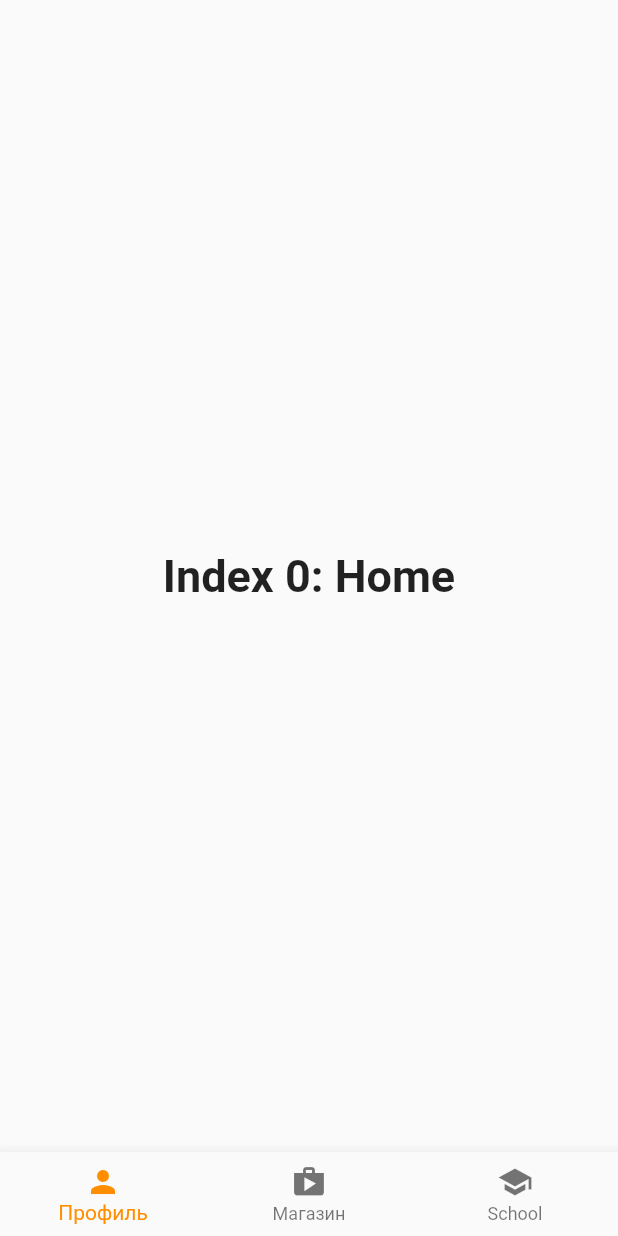
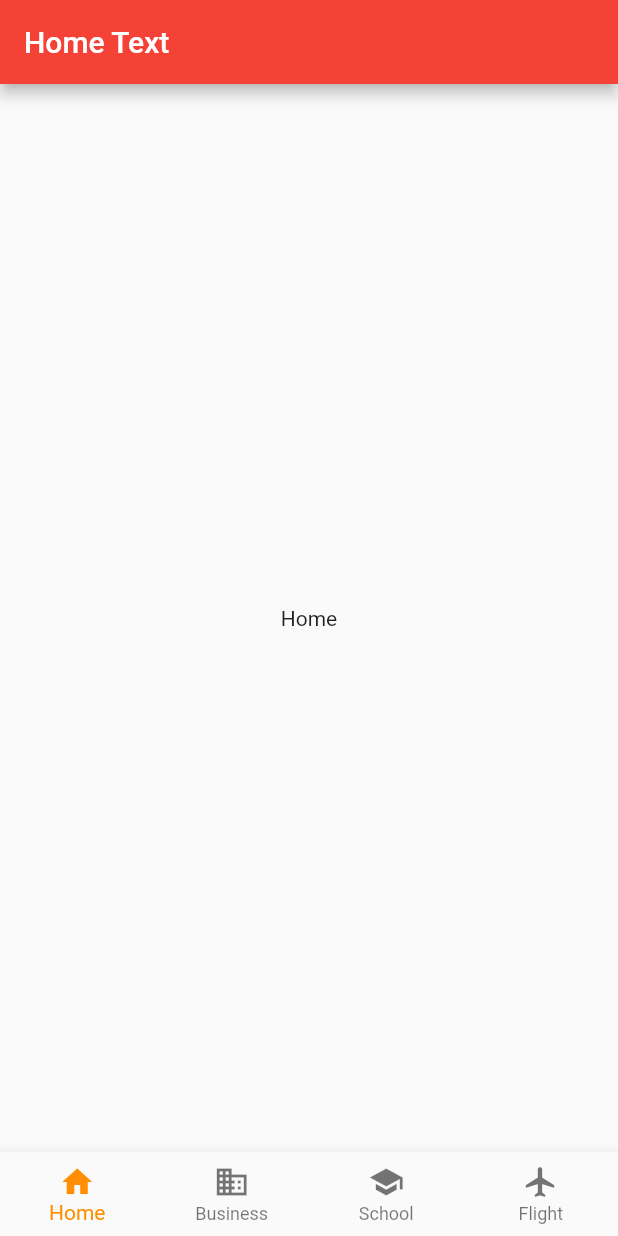
Before and after one commit to nikitalebed/mr-grapes, a Flutter app: the screen it shows after launch, on a phone screen of 412 x 824 dp. Run offline on Flutter 3.47's test engine with Material 2 defaults, Android fonts, the phone set to English and light mode, and no system bars.

Commit message:
init commit #4

```diff
--- /dev/null
+++ b/lib/constants.dart
@@ -0,0 +1,10 @@
+import 'package:flutter/material.dart';
+
+import 'destination.dart';
+
+const List<Destination> allDestinations = <Destination>[
+  Destination('Home', Icons.home, Colors.teal),
+  Destination('Business', Icons.business, Colors.cyan),
+  Destination('School', Icons.school, Colors.orange),
+  Destination('Flight', Icons.flight, Colors.blue)
+];
--- /dev/null
+++ b/lib/destination.dart
@@ -0,0 +1,9 @@
+import 'package:flutter/material.dart';
+
+class Destination {
+  const Destination(this.title, this.icon, this.color);
+
+  final String title;
+  final IconData icon;
+  final MaterialColor color;
+}
--- /dev/null
+++ b/lib/destination_view.dart
@@ -0,0 +1,30 @@
+import 'package:flutter/material.dart';
+
+import 'destination.dart';
+
+class DestinationView extends StatefulWidget {
+  DestinationView(this.destination);
+
+  final Destination destination;
+
+  @override
+  _DestinationViewState createState() => _DestinationViewState();
+}
+
+class _DestinationViewState extends State<DestinationView> {
+  @override
+  Widget build(BuildContext context) {
+    return Scaffold(
+      appBar: AppBar(
+        title: Text('${widget.destination.title} Text'),
+        // backgroundColor: widget.destination.color,
+      ),
+      // backgroundColor: widget.destination.color[100],
+      body: Container(
+        padding: const EdgeInsets.all(32.0),
+        alignment: Alignment.center,
+        child: Text('${widget.destination.title}'),
+      ),
+    );
+  }
+}
--- a/lib/main.dart
+++ b/lib/main.dart
@@ -1,4 +1,5 @@
 import 'package:flutter/material.dart';
+import 'package:mr_grapes/pages/home_page.dart';
 
 void main() {
   runApp(MrGrapesShop());
@@ -12,7 +13,15 @@ class MrGrapesShop extends StatelessWidget {
       theme: ThemeData(
         primarySwatch: Colors.red,
       ),
-      home: Scaffold(
+      home: HomePage()
+    );
+  }
+}
+
+class MrGrapesHeader extends StatelessWidget {
+  @override
+  Widget build(BuildContext context) {
+    return Scaffold(
       backgroundColor: Colors.white,
       body: SafeArea(
         child: ListView(
@@ -35,88 +44,6 @@ class MrGrapesShop extends StatelessWidget {
           ],
         ),
       ),
-        bottomNavigationBar: HomePage() // Oleksandr
-      ),
     );
   }
 }
-
-class HomePage extends StatelessWidget {
-  @override
-  Widget build(BuildContext context) {
-    return Scaffold(
-      body: Center(
-        child: MenuHeader(),
-      ),
-      // This trailing comma makes auto-formatting nicer for build methods.
-    );
-  }
-}
-
-class MenuHeader extends StatelessWidget {
-  @override
-  Widget build(BuildContext context) {
-    return MyBottomNavigationBar();
-  }
-}
-
-class MyBottomNavigationBar extends StatefulWidget {
-  const MyBottomNavigationBar({Key? key}) : super(key: key);
-
-  @override
-  State<MyBottomNavigationBar> createState() => _BottomNavigationBar();
-}
-
-class _BottomNavigationBar extends State<MyBottomNavigationBar> {
-  int _selectedIndex = 0;
-  static const TextStyle optionStyle =
-  TextStyle(fontSize: 30, fontWeight: FontWeight.bold);
-  static const List<Widget> _widgetOptions = <Widget>[
-    Text(
-      'Index 0: Home',
-      style: optionStyle,
-    ),
-    Text(
-      'Index 1: Business',
-      style: optionStyle,
-    ),
-    Text(
-      'Index 2: School',
-      style: optionStyle,
-    ),
-  ];
-
-  void _onItemTapped(int index) {
-    setState(() {
-      _selectedIndex = index;
-    });
-  }
-
-  @override
-  Widget build(BuildContext context) {
-    return Scaffold(
-      body: Center(
-        child: _widgetOptions.elementAt(_selectedIndex),
-      ),
-      bottomNavigationBar: BottomNavigationBar(
-        items: const [
-          BottomNavigationBarItem(
-            icon: Icon(Icons.person),
-            label: 'Профиль',
-          ),
-          BottomNavigationBarItem(
-            icon: Icon(Icons.shop),
-            label: 'Магазин',
-          ),
-          BottomNavigationBarItem(
-            icon: Icon(Icons.school),
-            label: 'School',
-          ),
-        ],
-        currentIndex: _selectedIndex,
-        selectedItemColor: Colors.amber[800],
-        onTap: _onItemTapped,
-      ),
-    );
-  }
-}
--- /dev/null
+++ b/lib/pages/home_page.dart
@@ -0,0 +1,46 @@
+import 'package:flutter/material.dart';
+
+import '../constants.dart';
+import '../destination.dart';
+import '../destination_view.dart';
+
+class HomePage extends StatefulWidget {
+  @override
+  _HomePageState createState() => _HomePageState();
+}
+
+class _HomePageState extends State<HomePage> with TickerProviderStateMixin<HomePage> {
+  int _currentIndex = 0;
+
+  @override
+  Widget build(BuildContext context) {
+    return Scaffold(
+      body: SafeArea(
+        top: false,
+        child: IndexedStack(
+          index: _currentIndex,
+          children: allDestinations.map<Widget>((Destination destination) {
+            return DestinationView(destination);
+          }).toList(),
+        ),
+      ),
+      bottomNavigationBar: BottomNavigationBar(
+        type: BottomNavigationBarType.fixed,
+        currentIndex: _currentIndex,
+        onTap: (int index) {
+          setState(() {
+            _currentIndex = index;
+          });
+        },
+        items: allDestinations.map((Destination destination) {
+          return BottomNavigationBarItem(
+              icon: Icon(destination.icon),
+              // backgroundColor: destination.color,
+              title: Text(destination.title),
+          );
+        }).toList(),
+        selectedItemColor: Colors.amber[800],
+      ),
+    );
+  }
+}
```
Lines whose indentation alone changed are shown as unchanged.
